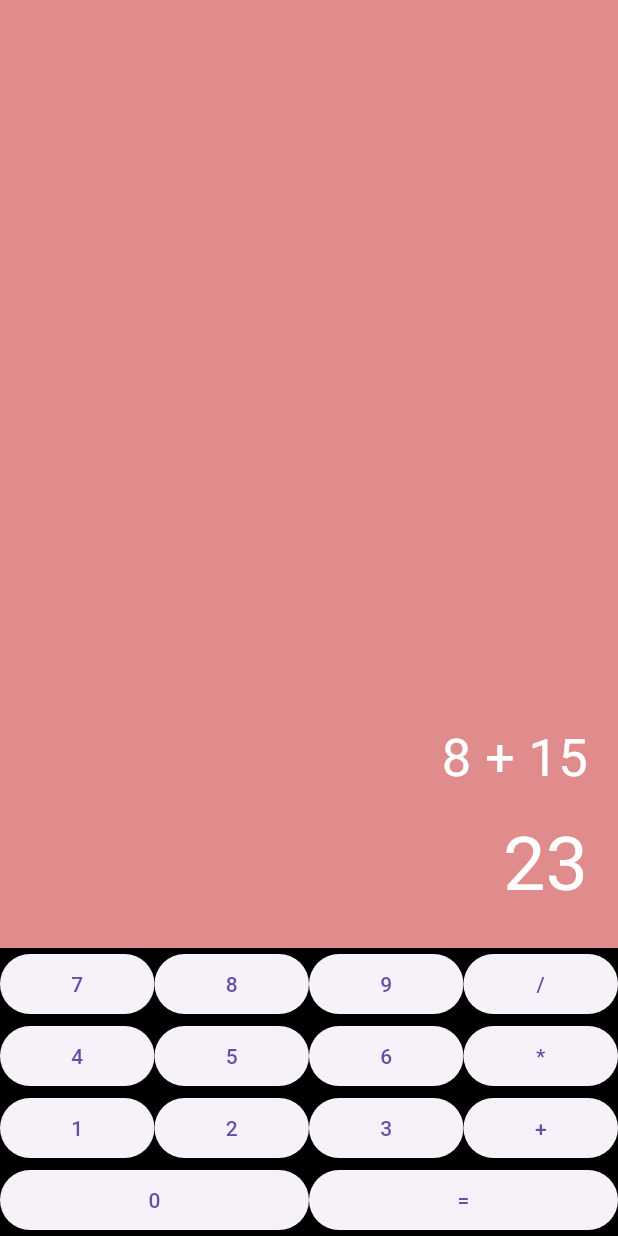
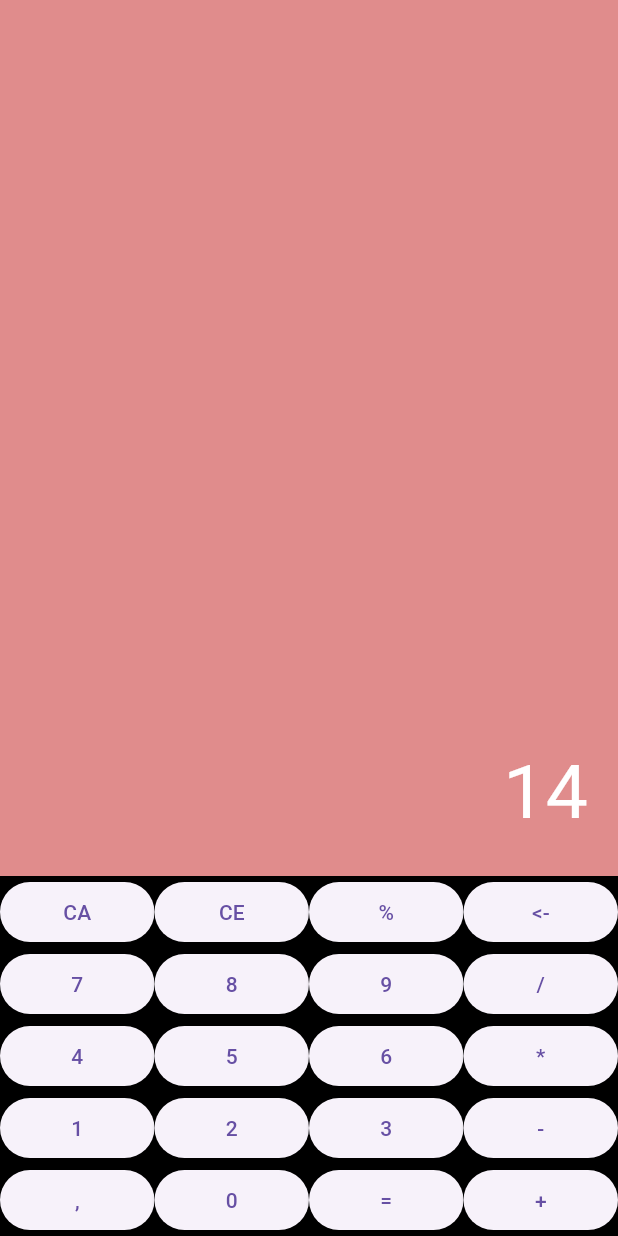
Before and after one commit to Danfel369/Flutter1, a Flutter app: the screen it shows after launch, on a phone screen of 412 x 824 dp. Run offline on Flutter 3.47's test engine with Material 3 defaults, Android fonts, the light colour scheme and no system bars.

Commit message:
Se solucionan errores anteriores

```diff
--- a/lib/calculadora.dart
+++ b/lib/calculadora.dart
@@ -1,7 +1,19 @@
+import 'dart:nativewrappers/_internal/vm/lib/ffi_patch.dart';
+
 import 'package:flutter/material.dart';
 
-class Calculadora extends StatelessWidget {
-  const Calculadora({super.key});
+class Calculadora extends StatefulWidget {
+  const Calculadora ({super.key});
+
+  @override
+  State<Calculadora> createState() => _CalculadoraState();
+}
+
+class _CalculadoraState extends State<Calculadora>{
+  String operacion = "";
+  String resultado = "14";
+  Array elements = [ ];
+
 
   @override
   Widget build(BuildContext context) {
@@ -18,19 +30,22 @@ class Calculadora extends StatelessWidget {
                 child: Column(
                   mainAxisAlignment: MainAxisAlignment.end,
                   crossAxisAlignment: CrossAxisAlignment.end,
-                  children: const [
+                  children: [
                     Text(
-                      '8 + 15',
+                      operacion,
                       style: TextStyle(color: Colors.white, fontSize: 35),
                     ),
                     SizedBox(height: 10),
                     Text(
-                      '23',
+                      resultado,
                       style: TextStyle(color: Colors.white, fontSize: 50),
                     ),
                   ],
                 ),
               ),
+            ),
+            Row(
+              children: [boton('CA'), boton('CE'), boton('%'), boton('<-') ],
             ),
             Row(
               children: [boton('7'), boton('8'), boton('9'), boton('/') ],
@@ -39,20 +54,52 @@ class Calculadora extends StatelessWidget {
               children: [boton('4'), boton('5'), boton('6'), boton('*') ],
             ),
             Row(
-              children: [boton('1'), boton('2'), boton('3'), boton('+') ],
+              children: [boton('1'), boton('2'), boton('3'), boton('-') ],
             ),
             Row(
-              children: [boton('0'), boton('=') ],
+              children: [boton(','), boton('0'), boton('='), boton('+') ],
             ),
           ],
         ),
       ),
     );
+  } //build
+
+  void actionBoton(String value) {
+    //print(valor);
+    setState(() {
+      operacion += value;
+    });
+    switch (value) {
+      case 'CA':
+        operacion = "";
+        resultado = "0";
+        return;
+      case 'CE':
+        operacion = "";
+        return;
+      case '<-':
+
+        return;
+        case "+":
+        case "-":
+        case "*":
+        case "/":
+
+      break;
+
+      default:
+      operacion += value;
+      actualNum += value;
+    }
   }
 
   Widget boton(String texto) {
     return Expanded(
-      child: ElevatedButton(onPressed: () {}, child: Text(texto)),
-      );
+      child: ElevatedButton(onPressed: () {
+        actionBoton(texto);
+      },
+      child: Text(texto)),
+    );
   }
 }
```
Also changed, not shown: lib/main.dart (+2 -5 lines).
